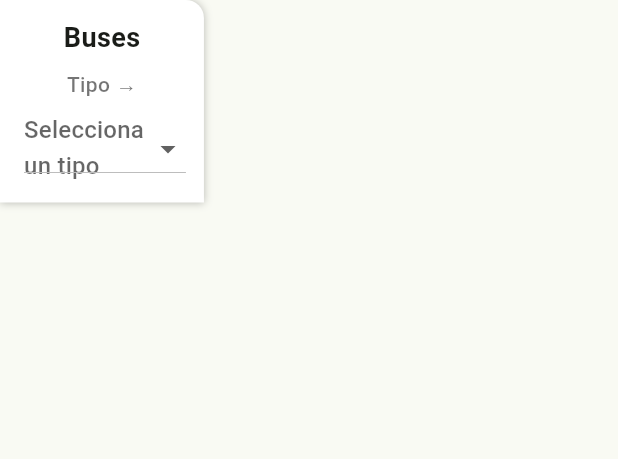
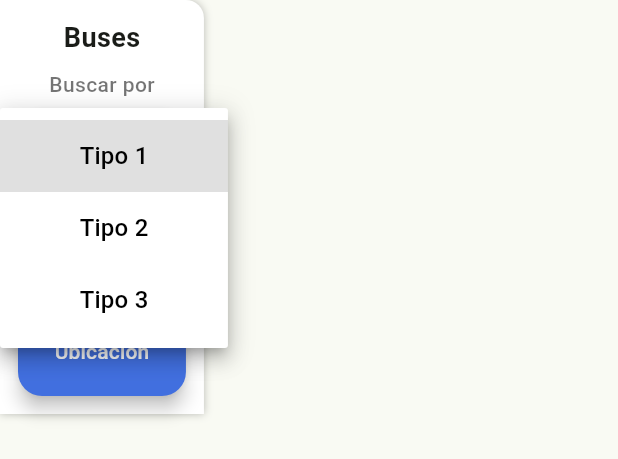
Before and after one commit to nestor327/GeoRutasMovil, a Flutter app: the BusMenuWidget widget shown alone on an empty page, opened directly, after a tap on "Tipo", on a phone screen of 412 x 824 dp. Shown: the top 459 px of the screen. Run offline on Flutter 3.47's test engine with Material 3 defaults, Android fonts, the phone set to English and light mode, and no system bars; our stand-ins replace dartz, dio, equatable, flutter_bloc, get_it, go_router and 4 more; missing offline and left inert: dart:ffi; accounts and stored records are empty; network calls fail.

Commit message:
Dropbox relocated

```diff
--- a/lib/features/Routes/presentation/widgets/BusMenuWidget.dart
+++ b/lib/features/Routes/presentation/widgets/BusMenuWidget.dart
@@ -199,9 +199,11 @@ class _BusMenuWidgetState extends State<BusMenuWidget> {
 
                   // Si está activo el selector de tipo
                   else if (showTipoSelector)
-                    Padding(
-                      padding: const EdgeInsets.only(left: 4),
-                      child: DropdownButton<String>(
+                    Column(
+                        mainAxisAlignment: MainAxisAlignment.center,
+                        crossAxisAlignment: CrossAxisAlignment.stretch,
+                        children: [
+                          DropdownButton<String>(
                             isExpanded: true,
                             hint: const Text('Selecciona un tipo'),
                             value: selectedTipo,
@@ -217,11 +219,36 @@ class _BusMenuWidgetState extends State<BusMenuWidget> {
                                 showTipoSelector = false;
                               });
                               if (value != null) {
-                            context.read<BusesBloc>().add(CargarBuses(value));
+                                context
+                                    .read<BusesBloc>()
+                                    .add(CargarBuses(value));
                               }
                             },
-                      ),
                           )
+                        ])
+                  // Padding(
+                  //   padding: const EdgeInsets.only(left: 4),
+                  //   child: DropdownButton<String>(
+                  //     isExpanded: true,
+                  //     hint: const Text('Selecciona un tipo'),
+                  //     value: selectedTipo,
+                  //     items: tipos.map((tipo) {
+                  //       return DropdownMenuItem(
+                  //         value: tipo,
+                  //         child: Text(tipo),
+                  //       );
+                  //     }).toList(),
+                  //     onChanged: (value) {
+                  //       setState(() {
+                  //         selectedTipo = value;
+                  //         showTipoSelector = false;
+                  //       });
+                  //       if (value != null) {
+                  //         context.read<BusesBloc>().add(CargarBuses(value));
+                  //       }
+                  //     },
+                  //   ),
+                  // )
 
                   // Si no hay búsqueda ni buses
                   else
@@ -229,25 +256,68 @@ class _BusMenuWidgetState extends State<BusMenuWidget> {
                       mainAxisAlignment: MainAxisAlignment.center,
                       crossAxisAlignment: CrossAxisAlignment.stretch,
                       children: [
-                        ElevatedButton(
+                        SizedBox(
+                            height: 60,
+                            child: ElevatedButton(
                               onPressed: () {
                                 setState(() => showTipoSelector = true);
                               },
-                          child: const Text('Tipo'),
+                              style: ElevatedButton.styleFrom(
+                                  padding: EdgeInsets.zero),
+                              child: DropdownButtonHideUnderline(
+                                  child: DropdownButton<String>(
+                                isExpanded: true,
+                                dropdownColor: Colors.white,
+                                alignment: Alignment.center,
+                                icon: const Icon(Icons.arrow_drop_down,
+                                    color: Colors.white),
+                                hint: const Text(
+                                  'Tipo',
+                                  style: TextStyle(color: Colors.white),
                                 ),
+                                value: selectedTipo,
+                                items: tipos.map((tipo) {
+                                  return DropdownMenuItem(
+                                    value: tipo,
+                                    alignment: Alignment.center,
+                                    child: Text(
+                                      tipo,
+                                      style: TextStyle(color: Colors.black),
+                                    ),
+                                  );
+                                }).toList(),
+                                onChanged: (value) {
+                                  setState(() {
+                                    selectedTipo = value;
+                                    showTipoSelector = false;
+                                  });
+                                  if (value != null) {
+                                    context
+                                        .read<BusesBloc>()
+                                        .add(CargarBuses(value));
+                                  }
+                                },
+                              )),
+                            )),
                         const SizedBox(height: 5),
-                        ElevatedButton(
+                        SizedBox(
+                          height: 60,
+                          child: ElevatedButton(
                             onPressed: () {
                               // Acción futura
                             },
                             child: const Text('Nombre'),
                           ),
+                        ),
                         const SizedBox(height: 5),
-                        ElevatedButton(
+                        SizedBox(
+                          height: 60,
+                          child: ElevatedButton(
                             onPressed: () {
                               // Acción futura
                             },
                             child: const Text('Ubicación'),
+                          ),
                         ),
                       ],
                     ),
```
Lines whose indentation alone changed are shown as unchanged.
